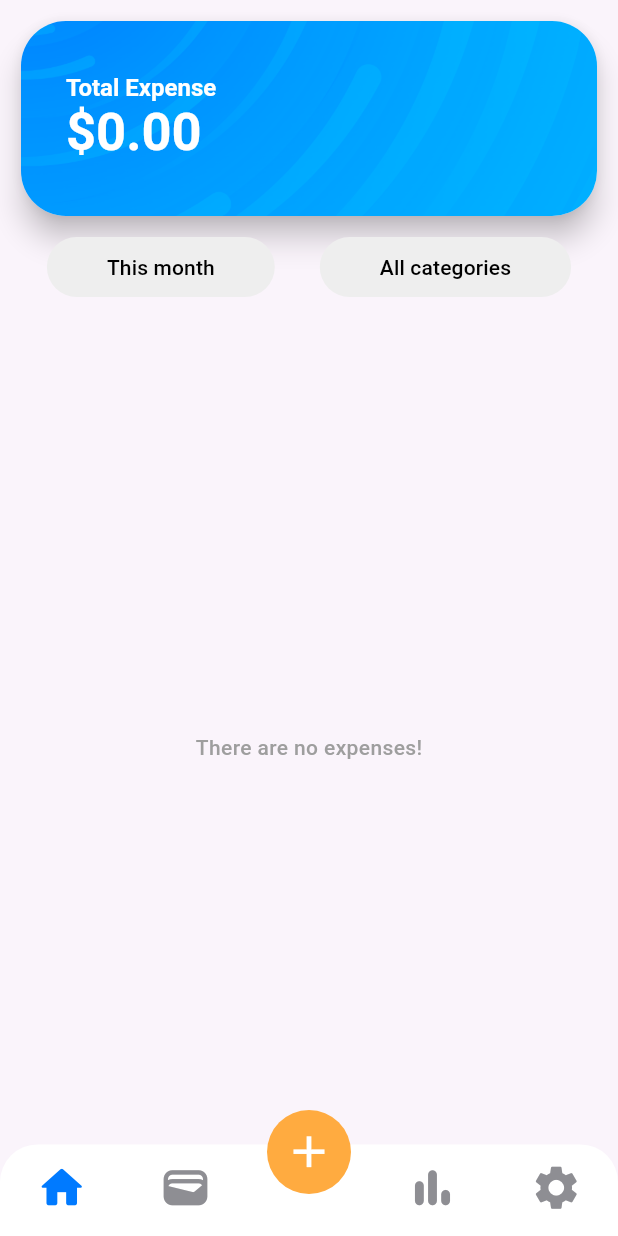
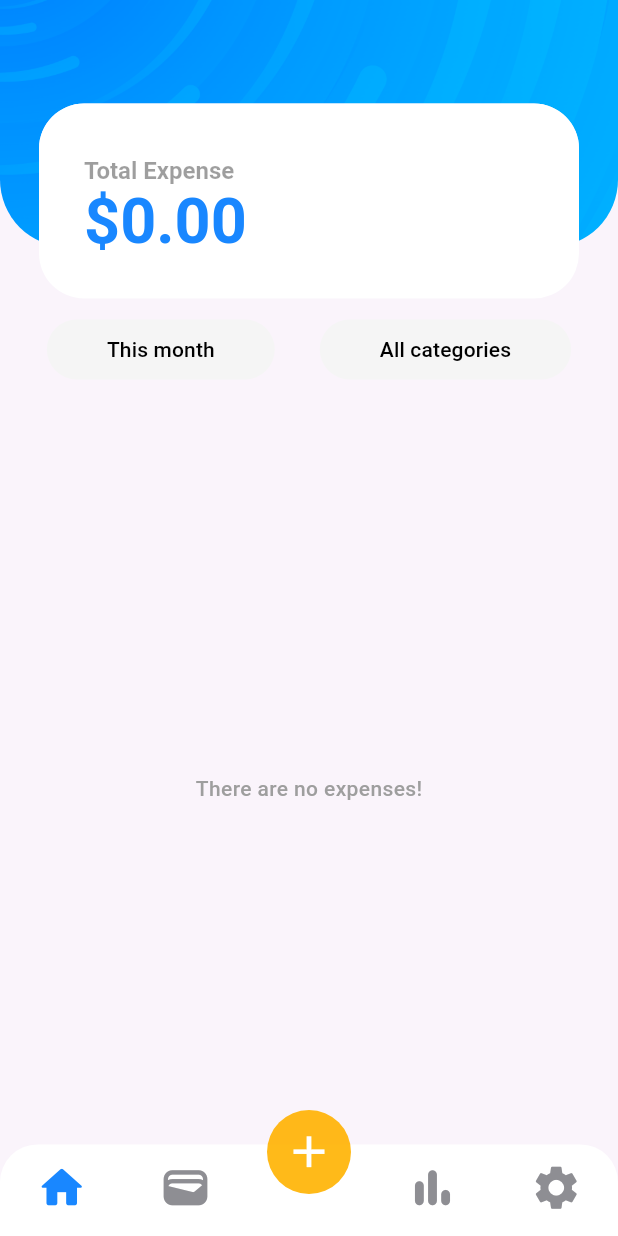
Before and after one commit to DusanCojic/PocketPal, a Flutter app: the screen it shows after launch, on a phone screen of 412 x 824 dp. Run offline on Flutter 3.47's test engine with Material 3 defaults, Android fonts, the phone set to English and light mode, and no system bars; drawn by our look-alikes of persistent_bottom_nav_bar; our stand-ins replace flutter_colorpicker, flutter_slidable, hive, hive_flutter; missing offline and left inert: flutter_iconpicker; accounts and stored records are empty; generated files the repository leaves out were written again.

Commit message:
feat: redesign

```diff
--- a/lib/main.dart
+++ b/lib/main.dart
@@ -9,8 +9,8 @@ void main() async {
   WidgetsFlutterBinding.ensureInitialized();
   SystemChrome.setSystemUIOverlayStyle(
     const SystemUiOverlayStyle(
-      statusBarColor: Colors.white,
-      statusBarIconBrightness: Brightness.dark,
+      statusBarColor: Color(0xFF00A1FF),
+      statusBarIconBrightness: Brightness.light,
       systemNavigationBarColor: Colors.white,
     ),
   );
--- a/lib/screens/expense_screen.dart
+++ b/lib/screens/expense_screen.dart
@@ -36,9 +36,31 @@ class _ExpenseScreenState extends State<ExpenseScreen> {
         color: const Color.fromRGBO(233, 234, 236, 0.2),
         child: Column(
           children: [
-            TotalExpenseCard(
-              periodFilter: period,
-              categoryFilter: category,
+            Stack(
+              alignment: Alignment.topCenter,
+              children: [
+                Container(
+                  width: MediaQuery.of(context).size.width,
+                  height: MediaQuery.of(context).size.height / 5,
+                  decoration: BoxDecoration(
+                    image: DecorationImage(
+                      image: Image.asset("assets/sun-tornado.png").image,
+                      fit: BoxFit.cover,
+                    ),
+                    borderRadius: const BorderRadius.only(
+                      bottomLeft: Radius.circular(45),
+                      bottomRight: Radius.circular(45),
+                    ),
+                  ),
+                ),
+                Container(
+                  margin: const EdgeInsets.only(top: 55.0),
+                  child: TotalExpenseCard(
+                    periodFilter: period,
+                    categoryFilter: category,
+                  ),
+                ),
+              ],
             ),
             FilterExpenses(
               onPeriodChanged: setPeriod,
--- a/lib/widgets/add_expense.dart
+++ b/lib/widgets/add_expense.dart
@@ -1,4 +1,5 @@
 import 'package:flutter/material.dart';
+import 'package:intl/intl.dart';
 import 'package:pocket_pal/model/category.dart';
 import 'package:pocket_pal/model/expense.dart';
 import 'package:pocket_pal/service/manager_service.dart';
@@ -26,6 +27,7 @@ class _AddExpenseState extends State<AddExpense> {
     super.initState();
 
     initializeCategories();
+    _dateController.text = DateFormat('yyyy-MM-dd').format(DateTime.now());
   }
 
   void initializeCategories() async {
@@ -222,7 +224,8 @@ class _AddExpenseState extends State<AddExpense> {
                               await getCategoryFromName(categoryName);
 
                           Expense newExpense = Expense(
-                            amount: double.parse(_amountController.text),
+                            amount: double.parse(
+                                _amountController.text.replaceAll(',', '.')),
                             date: DateTime.parse(_dateController.text),
                             categoryId: category.key,
                             description: _descriptionController.text,
--- a/lib/widgets/bottom_bar.dart
+++ b/lib/widgets/bottom_bar.dart
@@ -18,14 +18,9 @@ class BottomBar extends StatelessWidget {
   static final PersistentTabController _controller =
       PersistentTabController(initialIndex: 0);
 
-  static bool hideNavBar = false;
-
   PersistentTabController get getController => _controller;
 
   static int currentIndex = 0;
-
-  void hideBottomBar() => hideNavBar = true;
-  void showBottomBar() => hideNavBar = false;
 
   @override
   Widget build(BuildContext context) {
@@ -33,7 +28,6 @@ class BottomBar extends StatelessWidget {
       context,
       controller: _controller,
       navBarHeight: 61,
-      hideNavigationBar: hideNavBar,
       screens: _buildScreens(),
       items: _navBarItems(context),
       confineInSafeArea: true,
@@ -74,7 +68,7 @@ class BottomBar extends StatelessWidget {
         pressedFromPage: currentIndex,
       ),
       QueryScreen(),
-      SettingsScreen()
+      const SettingsScreen()
     ];
   }
 
@@ -85,7 +79,7 @@ class BottomBar extends StatelessWidget {
           Icons.home_rounded,
           size: 35.0,
         ),
-        activeColorPrimary: CupertinoColors.activeBlue,
+        activeColorPrimary: CupertinoColors.activeBlue.withOpacity(0.9),
         inactiveColorPrimary: CupertinoColors.systemGrey,
       ),
       PersistentBottomNavBarItem(
@@ -93,7 +87,7 @@ class BottomBar extends StatelessWidget {
           Icons.wallet_outlined,
           size: 35.0,
         ),
-        activeColorPrimary: CupertinoColors.activeBlue,
+        activeColorPrimary: CupertinoColors.activeBlue.withOpacity(0.9),
         inactiveColorPrimary: CupertinoColors.systemGrey,
       ),
       PersistentBottomNavBarItem(
@@ -102,7 +96,7 @@ class BottomBar extends StatelessWidget {
           color: Colors.white,
           size: 35.0,
         ),
-        activeColorPrimary: Colors.orangeAccent,
+        activeColorPrimary: const Color(0xFFFFB200).withOpacity(0.9),
         inactiveColorPrimary: CupertinoColors.systemGrey,
         onPressed: (value) {
           showModalBottomSheet(
@@ -125,7 +119,7 @@ class BottomBar extends StatelessWidget {
           Icons.bar_chart_rounded,
           size: 35.0,
         ),
-        activeColorPrimary: CupertinoColors.activeBlue,
+        activeColorPrimary: CupertinoColors.activeBlue.withOpacity(0.9),
         inactiveColorPrimary: CupertinoColors.systemGrey,
       ),
       PersistentBottomNavBarItem(
@@ -133,7 +127,7 @@ class BottomBar extends StatelessWidget {
           Icons.settings,
           size: 35.0,
         ),
-        activeColorPrimary: CupertinoColors.activeBlue,
+        activeColorPrimary: CupertinoColors.activeBlue.withOpacity(0.9),
         inactiveColorPrimary: CupertinoColors.systemGrey,
       ),
     ];
--- a/lib/widgets/filter_expenses.dart
+++ b/lib/widgets/filter_expenses.dart
@@ -64,7 +64,7 @@ class _FilterExpensesState extends State<FilterExpenses> {
                 horizontal: 40.0,
                 vertical: 10.0,
               ),
-              backgroundColor: const Color.fromARGB(255, 238, 238, 238),
+              backgroundColor: const Color.fromARGB(255, 245, 245, 245),
             ),
             child: Text(
               getPeriodName(period),
@@ -94,7 +94,7 @@ class _FilterExpensesState extends State<FilterExpenses> {
                 horizontal: 40.0,
                 vertical: 10.0,
               ),
-              backgroundColor: const Color.fromARGB(255, 238, 238, 238),
+              backgroundColor: const Color.fromARGB(255, 245, 245, 245),
             ),
             child: Text(
               category,
--- a/lib/widgets/total_expense_card.dart
+++ b/lib/widgets/total_expense_card.dart
@@ -1,3 +1,4 @@
+import 'package:flutter/cupertino.dart';
 import 'package:flutter/material.dart';
 import 'package:pocket_pal/interface/subscriber.dart';
 import 'package:pocket_pal/model/category.dart';
@@ -33,18 +34,15 @@ class _TotalExpenseCardState extends State<TotalExpenseCard>
     return Container(
       padding: const EdgeInsets.all(10),
       child: Card(
-        elevation: 8.0,
+        elevation: 0,
         shape: RoundedRectangleBorder(
           borderRadius: BorderRadius.circular(30),
         ),
         child: Container(
           height: 130,
-          width: 500,
+          width: 360,
           decoration: BoxDecoration(
-            image: DecorationImage(
-              image: Image.asset('assets/sun-tornado.png').image,
-              fit: BoxFit.cover,
-            ),
+            color: Colors.white,
             borderRadius: BorderRadius.circular(30),
           ),
           child: FutureBuilder<double>(
@@ -70,13 +68,15 @@ class _TotalExpenseCardState extends State<TotalExpenseCard>
                         style: TextStyle(
                           fontSize: 16.0,
                           fontWeight: FontWeight.w700,
+                          color: Colors.black38,
                         ),
                       ),
                       TextSpan(
                         text: totalExpense,
-                        style: const TextStyle(
-                          fontSize: 35.0,
+                        style: TextStyle(
+                          fontSize: 42.0,
                           fontWeight: FontWeight.bold,
+                          color: CupertinoColors.activeBlue.withOpacity(0.9),
                         ),
                       ),
                     ],
```
Also changed, not shown: lib/widgets/category_list.dart (+20 -10 lines), lib/widgets/expense_card.dart (+4 -4 lines), lib/widgets/expense_list.dart (+6 -2 lines).
